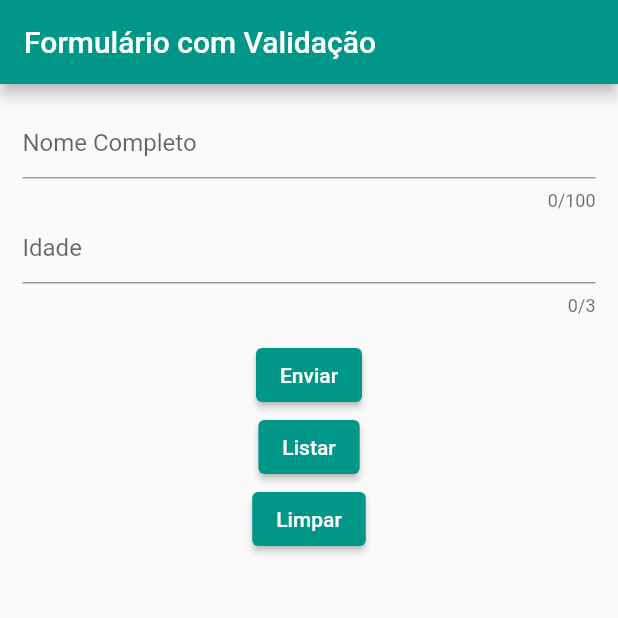
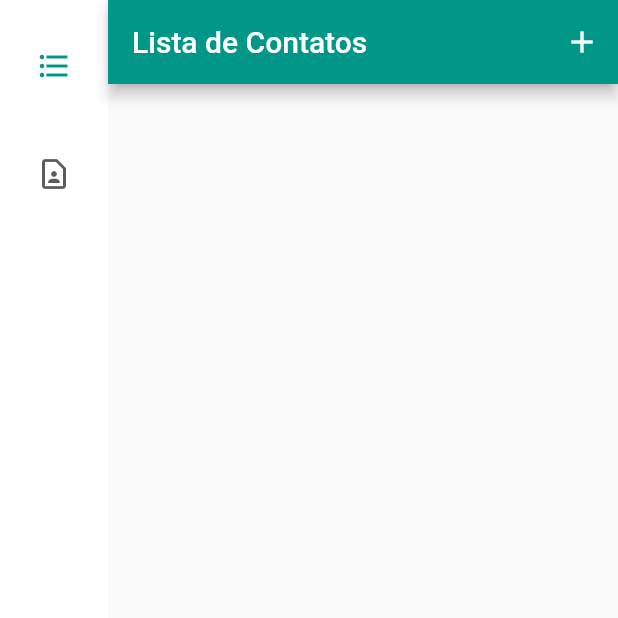
Before and after one commit to yagoborges/Crud_aula_flutter, a Flutter app: the screen it shows after launch, on a phone screen of 412 x 824 dp, the top half of it. Run offline on Flutter 3.47's test engine with Material 2 defaults, Android fonts, the phone set to English and light mode, and no system bars; our stand-ins replace flutter_mobx, mobx, sqflite; accounts and stored records are empty.

Commit message:
Navegação e função

```diff
--- /dev/null
+++ b/lib/contato.dart
@@ -0,0 +1,8 @@
+class Contato{
+
+  dynamic id;
+  String? nome;
+  dynamic idade;
+
+  Contato({this.id, this.nome, this.idade});
+}
--- a/lib/contato_formulario.dart
+++ b/lib/contato_formulario.dart
@@ -1,6 +1,7 @@
 
 
 import 'package:crud_flutter/DatabaseHelper.dart';
+import 'package:crud_flutter/contato_lista.dart';
 import 'package:flutter/material.dart';
 
 class ContatoFormulario extends StatelessWidget {
@@ -67,11 +68,11 @@ class ContatoFormulario extends StatelessWidget {
 
         ElevatedButton(
           onPressed: () {
-        /*  Navigator.of(context).pop();
+          Navigator.of(context).pop();
           Navigator.push(
             context,
             MaterialPageRoute(builder: (context) => MyContatoList())
-           );*/
+           );
           },
           child: Text('Listar'),
         ),
--- /dev/null
+++ b/lib/contato_lista.dart
@@ -0,0 +1,198 @@
+import 'package:crud_flutter/DatabaseHelper.dart';
+import 'package:crud_flutter/contato.dart';
+import 'package:crud_flutter/contato_formulario.dart';
+import 'package:crud_flutter/contato_lista_back.dart';
+import 'package:crud_flutter/my_app.dart';
+import 'package:flutter/material.dart';
+import 'package:flutter/widgets.dart';
+import 'package:flutter_mobx/flutter_mobx.dart';
+
+class ContatoList extends StatelessWidget {
+
+  final dbHelper = DatabaseHelper.instance;
+
+  final _back = ContatoListBack();
+  var listaContato;
+
+  Future<List<Contato>> _buscar() async {
+    final todasLinhas = await dbHelper.queryAllRows();
+    print('Consulta todas as linhas _buscar():');
+    todasLinhas.forEach((row) => print(row));
+
+    List<Contato> lista = List.generate(
+      todasLinhas.length, (i){
+        var linha = todasLinhas[i];
+        return Contato(
+          id : linha['_id'],
+          nome : linha['nome'],
+          idade : linha['idade']
+        );
+      }
+    );
+    listaContato = lista;
+    return lista;
+  }
+
+  Widget iconEditButton(Function onPressed) {
+    return IconButton(
+      icon: Icon(Icons.edit), color: Colors.orange, onPressed: onPressed());
+  }
+
+  Widget iconRemoveButton(BuildContext context, Function remove) {
+    return IconButton(
+      icon: Icon(Icons.delete),
+      color: Colors.red,
+      onPressed: () {
+        showDialog(
+          context: context,
+          builder: (context) => AlertDialog(
+            title: Text('Excluir'),
+            content:
+            Text('Confirma a Exclusão?'),
+            actions: [
+              ElevatedButton(
+                child: Text('Não'),
+                onPressed: () {
+                  Navigator.of(context).pop();
+                },
+              ),
+              ElevatedButton(
+                child: Text('Sim'),
+                onPressed: remove(),
+                ),
+            ],
+          ));
+
+    });
+  }
+
+  @override
+  Widget build(BuildContext context) {
+    return Scaffold(
+      appBar: AppBar(
+        title: Text('Lista de Contatos'),
+        actions: [
+          IconButton(
+            icon: Icon(Icons.add),
+            onPressed: () {
+              _back.goToForm(context);
+            })
+        ],
+      ),
+      body: Observer(builder: (context) {
+        return FutureBuilder(
+          future:
+          _buscar(),
+          builder: (context, futuro) {
+            print(futuro.hasData);
+            print(futuro.hasError);
+            print(futuro.error);
+            print(futuro.hashCode);
+            if (!futuro.hasData) {
+              return CircularProgressIndicator();
+            } else {
+              List<Contato>? listaContato = futuro.data;
+              return ListView.builder(
+                itemCount: listaContato?.length,
+                itemBuilder: (context, i) {
+                  var Contato = listaContato![i];
+                  return ListTile(
+                    title: Text(Contato.nome!),
+                    onTap: () {
+                      _back.goToDetails(context, Contato);
+                    },
+                    subtitle: Text(Contato.idade.toString()),
+                    trailing: Container(
+                      width: 100,
+                      child: Row(
+                        children: [
+                          iconEditButton(() {
+                            WidgetsBinding.instance.addPostFrameCallback((_) {
+                            });
+                          }),
+                          iconRemoveButton(context, (){
+                            _back.remove(Contato.id);
+                            WidgetsBinding.instance.addPostFrameCallback((_) {
+                              Navigator.of(context).setState(() {
+                                _buscar();
+                                Navigator.of(context).pop();
+                                Navigator.of(context).pop();
+                                Navigator.of(context).pushNamed(MyApp.CONTATO_LIST);
+                              });
+                            });
+                          }
+                        )
+                      ],
+                    ),
+                  ),
+                );
+              });
+          }
+        });
+      }));
+
+  }
+
+
+}
+
+class MyContatoList extends StatefulWidget {
+  @override
+  State<MyContatoList> createState() => _MyContatoListState();
+}
+
+class _MyContatoListState extends State<MyContatoList> {
+  var selectedIndex = 0;
+
+  @override
+  Widget build(BuildContext context) {
+    Widget page;
+    switch (selectedIndex) {
+      case 0:
+        page = ContatoList();
+        break;
+      case 1:
+        page = ContatoFormulario();
+        break;
+      default:
+        throw UnimplementedError('No widget for $selectedIndex');
+    }
+
+    return LayoutBuilder(
+      builder: (context, constraints) {
+        return Scaffold(
+          body: Row(
+            children: [
+              SafeArea(
+                child: NavigationRail(
+                  extended: constraints.maxWidth >= 600,
+                  destinations: [
+                    NavigationRailDestination(
+                      icon: Icon(Icons.format_list_bulleted),
+                      label: Text('Lista'),
+                      ),
+                      NavigationRailDestination(
+                        icon: Icon(Icons.contact_page_outlined),
+                        label: Text('Cadastro de contato'),
+                        ),
+                  ],
+                  selectedIndex: selectedIndex,
+                  onDestinationSelected: (value) {
+                    setState(() {
+                      selectedIndex = value;
+                    });
+                  },
+                ),
+              ),
+              Expanded(
+                child: Container(
+                  color: Theme.of(context).colorScheme.primaryContainer,
+                  child: page,
+                ),
+              ),
+            ],
+          ),
+        );
+       });
+    }
+}
--- a/lib/my_app.dart
+++ b/lib/my_app.dart
@@ -1,6 +1,7 @@
 
 
 import 'package:crud_flutter/contato_formulario.dart';
+import 'package:crud_flutter/contato_lista.dart';
 import 'package:flutter/material.dart';
 
 class MyApp extends StatelessWidget {
@@ -20,8 +21,8 @@ class MyApp extends StatelessWidget {
       routes: {
         //HOME: (context) => MyContatoList(),
         CONTATO_FORM: (context) => ContatoFormulario(),
-        HOME: (context) => ContatoFormulario(),
-        //CONTATO_LIST: (context) => MyContatoList(),
+        HOME: (context) => MyContatoList(),
+        CONTATO_LIST: (context) => MyContatoList(),
       },
     );
   }
--- a/pubspec.yaml
+++ b/pubspec.yaml
@@ -33,11 +33,14 @@ dependencies:
   sqflite:
   path_provider:
   path:
+  flutter_mobx:
 
 
   # The following adds the Cupertino Icons font to your application.
   # Use with the CupertinoIcons class for iOS style icons.
   cupertino_icons: ^1.0.2
+  mobx: ^2.1.4
+  get_it: ^7.3.0
 
 dev_dependencies:
   flutter_test:
@@ -49,6 +52,8 @@ dev_dependencies:
   # package. See that file for information about deactivating specific lint
   # rules and activating additional ones.
   flutter_lints: ^2.0.0
+  mobx_codegen:
+  build_runner:
 
 # For information on the generic Dart part of this file, see the
 # following page: https://dart.dev/tools/pub/pubspec
```
Also changed, not shown: lib/contato_lista_back.dart (added, +60 -0 lines), lib/contato_lista_back.g.dart (added), pubspec.lock.
